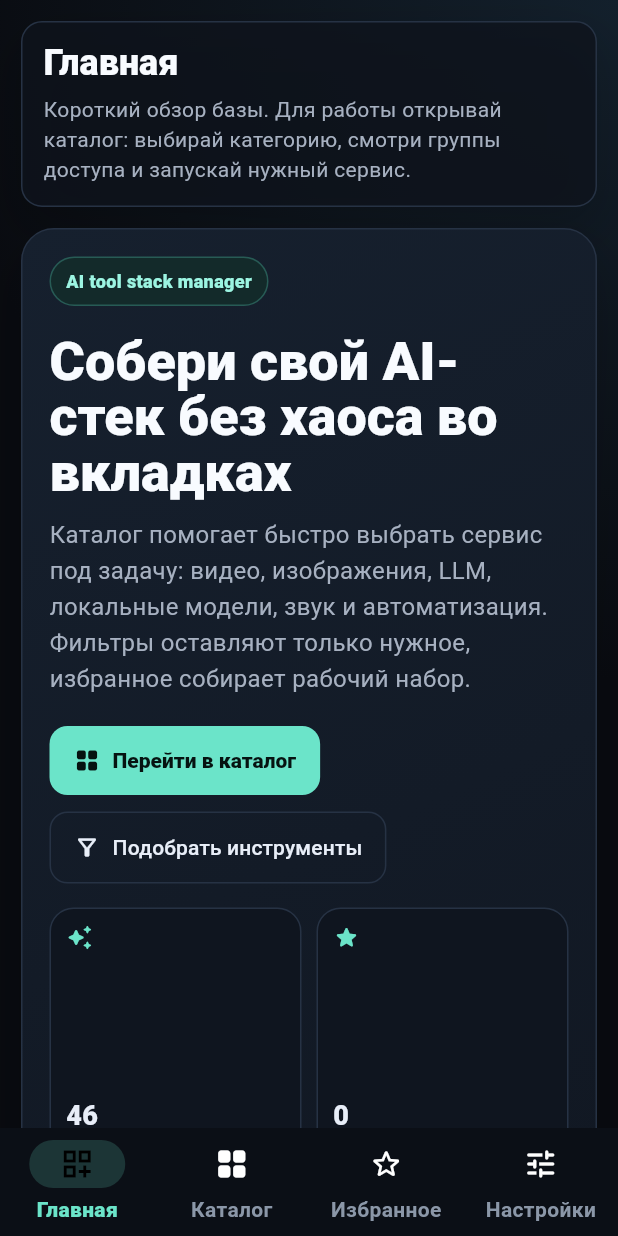
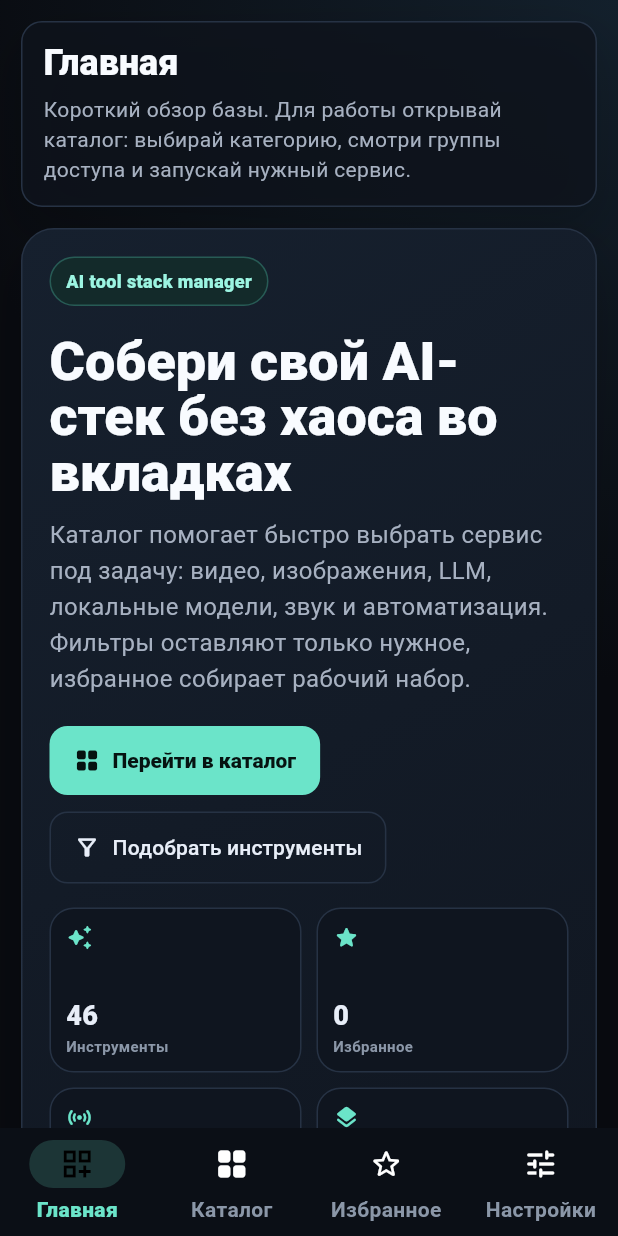
Before and after one commit to Ver-Dikt/ai_operator-os, a Flutter app: the screen it shows after launch, on a phone screen of 412 x 824 dp. Run offline on Flutter 3.47's test engine with Material 3 defaults, Android fonts, the phone set to English and light mode, and no system bars; our stand-ins replace shared_preferences; Roboto replaces fonts that are missing (Segoe UI).

Commit message:
Harden responsive navigation and layouts

```diff
--- a/lib/src/shell/app_shell.dart
+++ b/lib/src/shell/app_shell.dart
@@ -46,7 +46,7 @@ class _AppShellState extends State<AppShell> {
   @override
   Widget build(BuildContext context) {
     final settings = AppSettingsScope.of(context);
-    final destination = settings.currentDestination;
+    final destination = widget.destination;
     final isWide = MediaQuery.sizeOf(context).width >= 900;
 
     return Scaffold(
@@ -58,7 +58,7 @@ class _AppShellState extends State<AppShell> {
               onSelect: (value) => _goTo(context, value),
               favoritesCount: settings.favoriteIds.length,
             ),
-          Expanded(child: _screenFor(destination, settings)),
+          Expanded(child: _screenFor(context, destination, settings)),
         ],
       ),
       bottomNavigationBar: isWide
@@ -92,17 +92,21 @@ class _AppShellState extends State<AppShell> {
 
   void _goTo(BuildContext context, AppDestination value) {
     final settings = AppSettingsScope.of(context);
-    if (value == settings.currentDestination) {
+    if (value == widget.destination) {
       return;
     }
     settings.setDestination(value);
     Navigator.of(context).pushNamed(value.routePath);
   }
 
-  Widget _screenFor(AppDestination destination, AppSettings settings) {
+  Widget _screenFor(
+    BuildContext context,
+    AppDestination destination,
+    AppSettings settings,
+  ) {
     return switch (destination) {
       AppDestination.dashboard => DashboardScreen(
-        onOpenCatalog: () => settings.setDestination(AppDestination.catalog),
+        onOpenCatalog: () => _goTo(context, AppDestination.catalog),
       ),
       AppDestination.catalog => const CatalogScreen(),
       AppDestination.favorites => const FavoritesScreen(),
--- a/lib/src/widgets/documentary_hero.dart
+++ b/lib/src/widgets/documentary_hero.dart
@@ -142,46 +142,61 @@ class _BentoStats extends StatelessWidget {
   Widget build(BuildContext context) {
     final isNarrow = MediaQuery.sizeOf(context).width < 420;
 
-    return GridView.count(
-      shrinkWrap: true,
-      physics: const NeverScrollableScrollPhysics(),
-      crossAxisCount: 2,
-      crossAxisSpacing: 10,
-      mainAxisSpacing: 10,
-      childAspectRatio: isNarrow ? 0.95 : 1.35,
+    return LayoutBuilder(
+      builder: (context, constraints) {
+        final itemWidth = (constraints.maxWidth - 10) / 2;
+        final itemHeight = isNarrow ? 110.0 : 104.0;
+
+        return Wrap(
+          spacing: 10,
+          runSpacing: 10,
           children: [
             _BentoTile(
+              width: itemWidth,
+              height: itemHeight,
               label: 'Инструменты',
               value: '$toolsCount',
               icon: Icons.auto_awesome_rounded,
             ),
             _BentoTile(
+              width: itemWidth,
+              height: itemHeight,
               label: 'Избранное',
               value: '$favoriteCount',
               icon: Icons.star_rounded,
             ),
-        const _BentoTile(
+            _BentoTile(
+              width: itemWidth,
+              height: itemHeight,
               label: 'Preview',
               value: 'Live',
               icon: Icons.sensors_rounded,
             ),
-        const _BentoTile(
+            _BentoTile(
+              width: itemWidth,
+              height: itemHeight,
               label: 'Stack',
               value: 'Web',
               icon: Icons.layers_rounded,
             ),
           ],
         );
+      },
+    );
   }
 }
 
 class _BentoTile extends StatelessWidget {
   const _BentoTile({
+    required this.width,
+    required this.height,
     required this.label,
     required this.value,
     required this.icon,
   });
 
+  final double width;
+  final double height;
   final String label;
   final String value;
   final IconData icon;
@@ -190,7 +205,10 @@ class _BentoTile extends StatelessWidget {
   Widget build(BuildContext context) {
     final isNarrow = MediaQuery.sizeOf(context).width < 420;
 
-    return Container(
+    return SizedBox(
+      width: width,
+      height: height,
+      child: Container(
         padding: EdgeInsets.all(isNarrow ? 10 : 12),
         decoration: BoxDecoration(
           color: const Color(0xFF0F151F),
@@ -201,7 +219,11 @@ class _BentoTile extends StatelessWidget {
           crossAxisAlignment: CrossAxisAlignment.start,
           mainAxisAlignment: MainAxisAlignment.start,
           children: [
-          Icon(icon, color: const Color(0xFF6BE4C9), size: isNarrow ? 18 : 20),
+            Icon(
+              icon,
+              color: const Color(0xFF6BE4C9),
+              size: isNarrow ? 18 : 20,
+            ),
             const Spacer(),
             Column(
               crossAxisAlignment: CrossAxisAlignment.start,
@@ -227,6 +249,7 @@ class _BentoTile extends StatelessWidget {
             ),
           ],
         ),
+      ),
     );
   }
 }
--- a/lib/src/widgets/tool_grid.dart
+++ b/lib/src/widgets/tool_grid.dart
@@ -44,10 +44,10 @@ class ToolGrid extends StatelessWidget {
             : 1;
         final isPhone = constraints.maxWidth < 520;
         final extent = isPhone
-            ? 536.0
+            ? 640.0
             : settings.compactCards
-            ? 430.0
-            : 506.0;
+            ? 460.0
+            : 540.0;
 
         return GridView.builder(
           shrinkWrap: true,
```
Also changed, not shown: lib/src/widgets/tool_card.dart (+27 -11 lines), 1 other file. Lines whose indentation alone changed are shown as unchanged.
